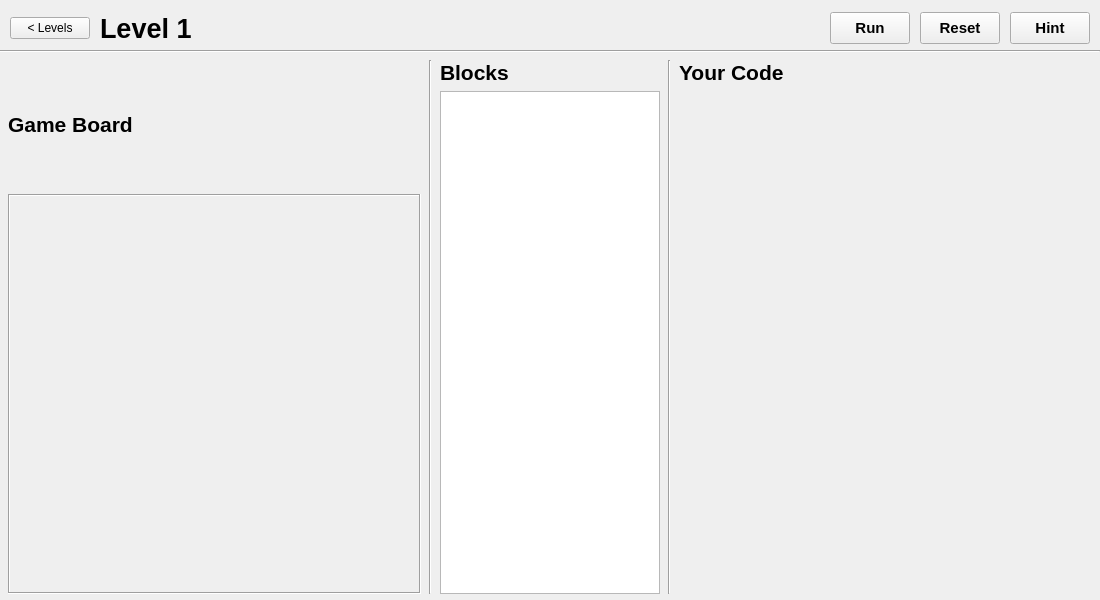
First picture: the form in mainwindow.ui, repository UofU-CS3505/cs3505-CodeQuest, before the edit.
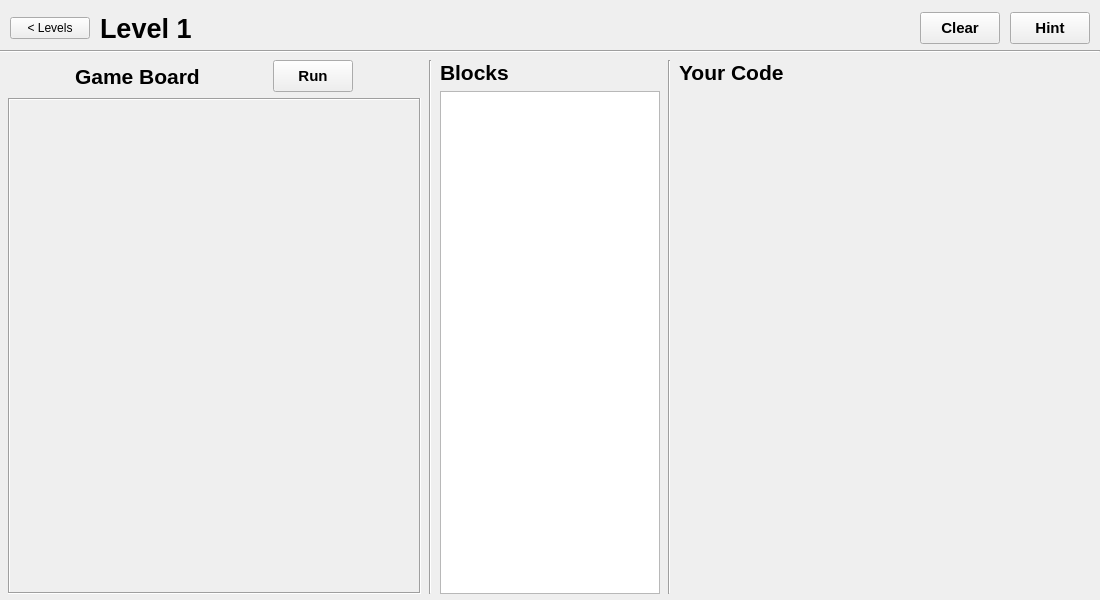
Second picture: the form after the edit. The open tabs and pages were chosen to show the change. Custom widgets are drawn as their Qt base class.

Commit message: Fixed Run button

The edit to the form file:
```diff
--- a/mainwindow.ui
+++ b/mainwindow.ui
@@ -677,7 +677,7 @@
         </spacer>
        </item>
        <item>
-        <widget class="QPushButton" name="runButton">
+        <widget class="QPushButton" name="clearButton">
          <property name="minimumSize">
           <size>
            <width>80</width>
@@ -691,26 +691,7 @@
           </font>
          </property>
          <property name="text">
-          <string>Run</string>
-         </property>
-        </widget>
-       </item>
-       <item>
-        <widget class="QPushButton" name="resetButton">
-         <property name="minimumSize">
-          <size>
-           <width>80</width>
-           <height>32</height>
-          </size>
-         </property>
-         <property name="font">
-          <font>
-           <pointsize>11</pointsize>
-           <bold>true</bold>
-          </font>
-         </property>
-         <property name="text">
-          <string>Reset</string>
+          <string>Clear</string>
          </property>
         </widget>
        </item>
@@ -782,7 +763,15 @@
           <number>6</number>
          </property>
          <item>
+          <layout class="QHBoxLayout" name="horizontalLayout">
+           <item>
           <widget class="QLabel" name="gameAreaLabel">
+             <property name="sizePolicy">
+              <sizepolicy hsizetype="Fixed" vsizetype="Preferred">
+               <horstretch>0</horstretch>
+               <verstretch>0</verstretch>
+              </sizepolicy>
+             </property>
            <property name="font">
             <font>
              <pointsize>16</pointsize>
@@ -793,6 +782,33 @@
             <string>Game Board</string>
            </property>
           </widget>
+           </item>
+           <item>
+            <widget class="QPushButton" name="runButton">
+             <property name="sizePolicy">
+              <sizepolicy hsizetype="Fixed" vsizetype="Fixed">
+               <horstretch>0</horstretch>
+               <verstretch>0</verstretch>
+              </sizepolicy>
+             </property>
+             <property name="minimumSize">
+              <size>
+               <width>80</width>
+               <height>32</height>
+              </size>
+             </property>
+             <property name="font">
+              <font>
+               <pointsize>11</pointsize>
+               <bold>true</bold>
+              </font>
+             </property>
+             <property name="text">
+              <string>Run</string>
+             </property>
+            </widget>
+           </item>
+          </layout>
          </item>
          <item>
           <widget class="QFrame" name="gameCanvasFrame">
```
Left out of the diff: 2 changed lines with no effect on the pictures. Lines whose indentation alone changed are shown as unchanged. The commit also changes 3 other files.
